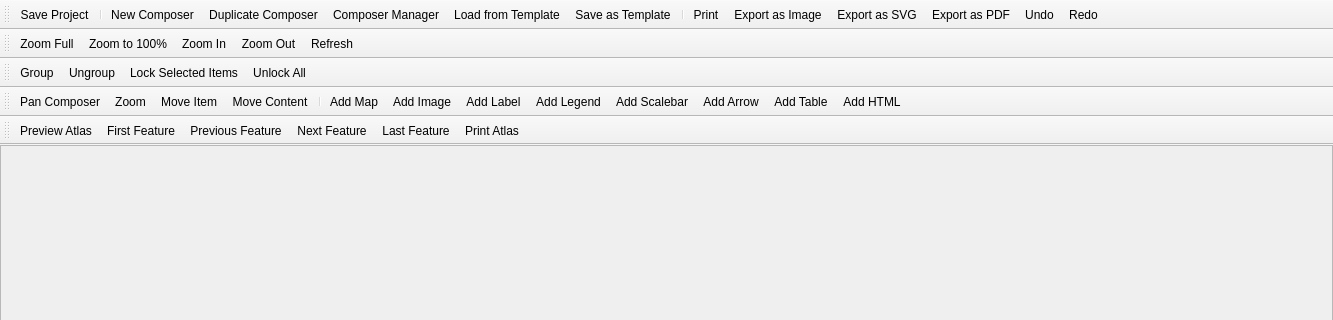
This is src/ui/qgscomposerbase.ui in carsmie/QGIS as Qt 5 draws it before an edit; both pictures show x 0 to 1333 and y 0 to 320 of the 1333 by 609 pixel window. The edited form follows.
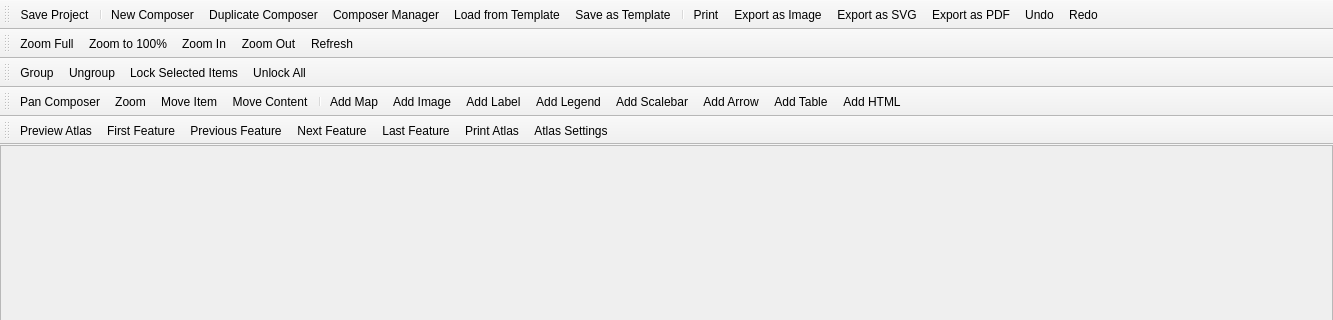
This is the edited form. Icons and pictures are not drawn.

Commit message: [composer] Add shortcut to atlas settings to atlas toolbar and menu. Designed to make atlas features more discoverable for beginners

What changed in the file:
```diff
--- a/src/ui/qgscomposerbase.ui
+++ b/src/ui/qgscomposerbase.ui
@@ -145,6 +145,7 @@
    <addaction name="mActionAtlasNext"/>
    <addaction name="mActionAtlasLast"/>
    <addaction name="mActionPrintAtlas"/>
+   <addaction name="mActionAtlasSettings"/>
   </widget>
   <action name="mActionPrint">
    <property name="checkable">
@@ -927,6 +928,15 @@
     <string>Export Atlas As PDF...</string>
    </property>
   </action>
+  <action name="mActionAtlasSettings">
+   <property name="icon">
+    <iconset resource="../../images/images.qrc">
+     <normaloff>:/images/themes/default/mActionSetProjection.svg</normaloff>:/images/themes/default/mActionSetProjection.svg</iconset>
+   </property>
+   <property name="text">
+    <string>Atlas Settings</string>
+   </property>
+  </action>
  </widget>
  <resources>
   <include location="../../images/images.qrc"/>
```
The commit also changes 2 other files.
